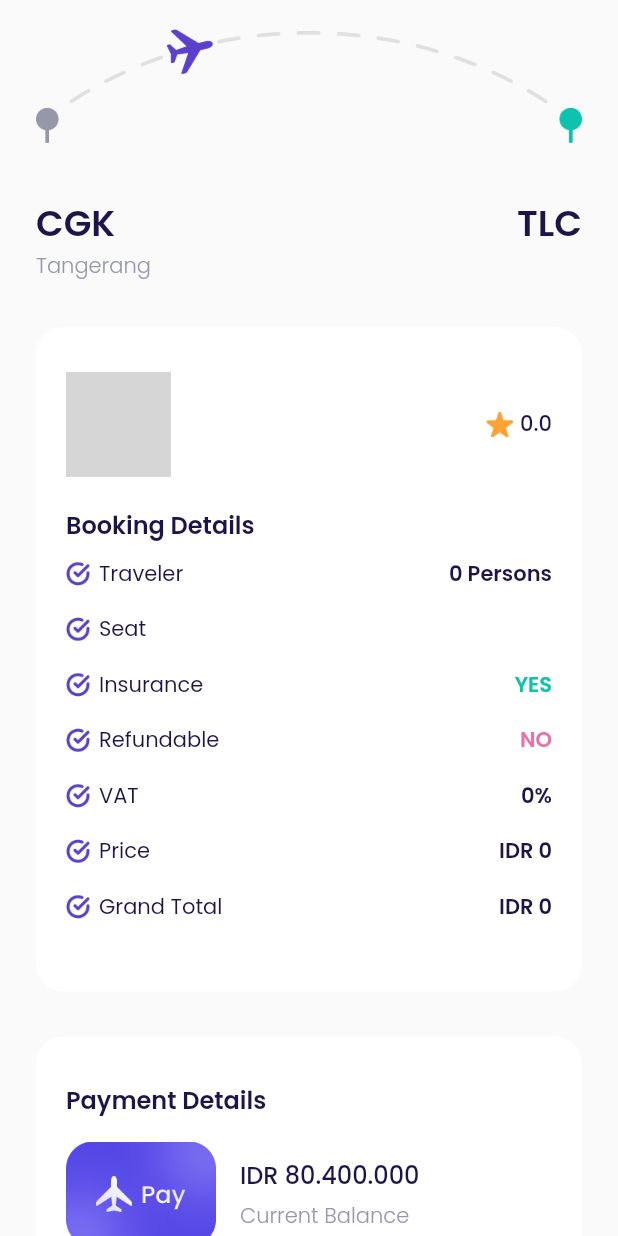
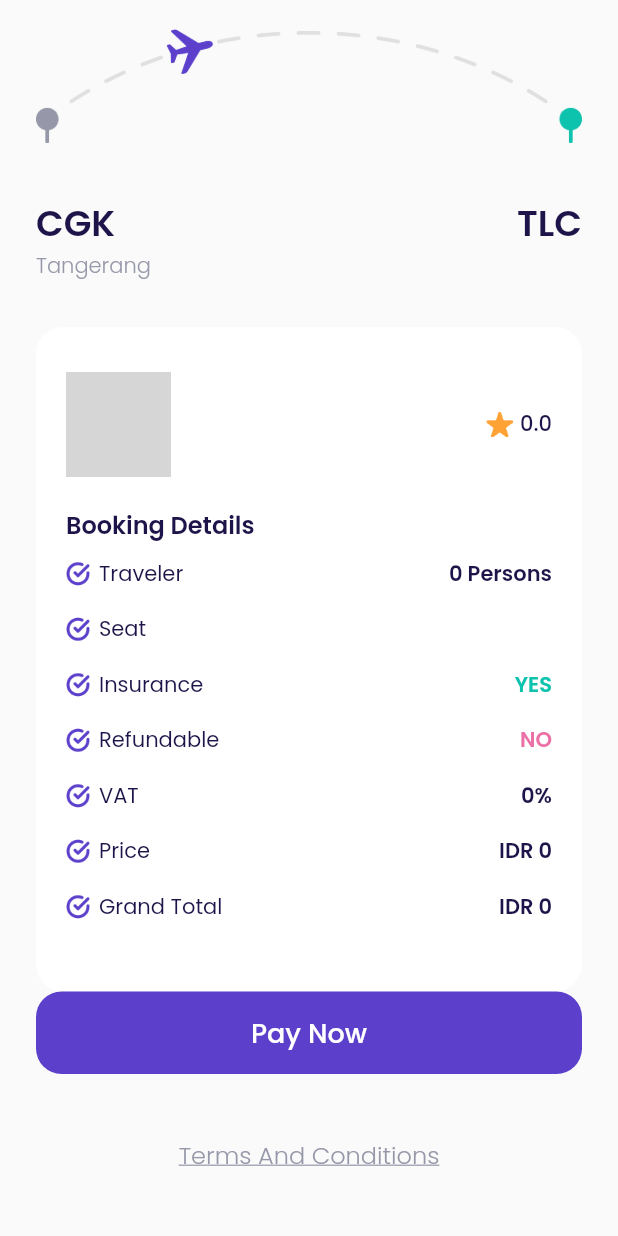
Before and after one commit to jilanfawwaz/learnAirplane, a Flutter app: the CheckOut screen opened directly with empty values, scrolled down 61 dp, on a phone screen of 412 x 824 dp. Run offline on Flutter 3.47's test engine with Material 2 defaults, Android fonts, the phone set to English and light mode, and no system bars; our stand-ins replace bloc, cloud_firestore, equatable, firebase_auth, firebase_core, flutter_bloc and 1 more; accounts and stored records are empty; network calls fail; grey boxes are pictures that could not be loaded.

Commit message:
add dynamic balance at chekout page

```diff
--- a/lib/ui/pages/checkout_page.dart
+++ b/lib/ui/pages/checkout_page.dart
@@ -1,5 +1,7 @@
 import 'package:flutter/material.dart';
+import 'package:flutter_bloc/flutter_bloc.dart';
 import 'package:intl/intl.dart';
+import 'package:learn_app_plane/cubit/auth_cubit.dart';
 import 'package:learn_app_plane/models/transaction_model.dart';
 import 'package:learn_app_plane/shared/theme.dart';
 import 'package:learn_app_plane/ui/widget/custom_button.dart';
@@ -327,6 +329,9 @@ class CheckOut extends StatelessWidget {
   }
 
   Widget paymentDetail() {
+    return BlocBuilder<AuthCubit, AuthState>(
+      builder: (context, state) {
+        if (state is AuthSuccess) {
           return Container(
             width: double.infinity,
             padding: EdgeInsets.symmetric(
@@ -365,7 +370,7 @@ class CheckOut extends StatelessWidget {
                       crossAxisAlignment: CrossAxisAlignment.start,
                       children: [
                         Text(
-                    "IDR 80.400.000",
+                          state.user.balance.toString(),
                           style: cBlackTheme18Medium,
                         ),
                         SizedBox(
@@ -381,6 +386,11 @@ class CheckOut extends StatelessWidget {
                 ),
               ],
             ),
+          );
+        } else {
+          return SizedBox();
+        }
+      },
     );
   }
 
```
Lines whose indentation alone changed are shown as unchanged.
